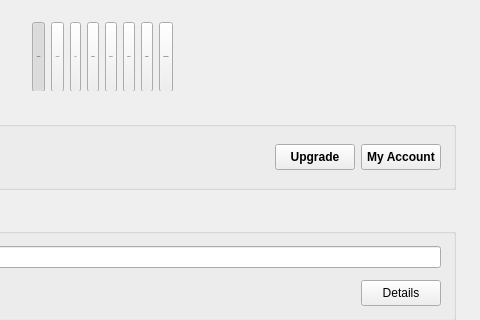
First picture: the form in src/MEGASync/gui/ui/SettingsDialog.ui, repository meganz/MEGAsync, before the edit; both pictures show x 275 to 755 and y 0 to 320 of the 755 by 765 pixel window.
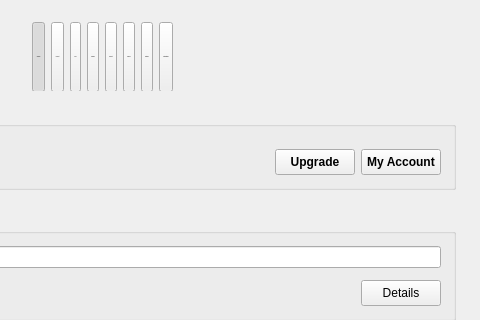
Second picture: the form after the edit. The open tabs and pages were chosen to show the change. Icons and pictures are not drawn. Custom widgets are drawn as their Qt base class.

Commit message: SNC-4972 : Fixed account tab

Diff of the .ui file:
```diff
--- a/src/MEGASync/gui/ui/SettingsDialog.ui
+++ b/src/MEGASync/gui/ui/SettingsDialog.ui
@@ -1314,6 +1314,21 @@
              </layout>
             </item>
             <item>
+             <layout class="QVBoxLayout" name="verticalLayout_14">
+              <item>
+               <spacer name="verticalSpacer_9">
+                <property name="orientation">
+                 <enum>Qt::Vertical</enum>
+                </property>
+                <property name="sizeHint" stdset="0">
+                 <size>
+                  <width>20</width>
+                  <height>0</height>
+                 </size>
+                </property>
+               </spacer>
+              </item>
+              <item>
              <layout class="QHBoxLayout" name="horizontalLayout">
               <item>
                <widget class="QPushButton" name="bUpgrade">
@@ -1379,6 +1394,8 @@
                  <string notr="true">small</string>
                 </property>
                </widget>
+                </item>
+               </layout>
               </item>
              </layout>
             </item>
```
Lines whose indentation alone changed are shown as unchanged.
